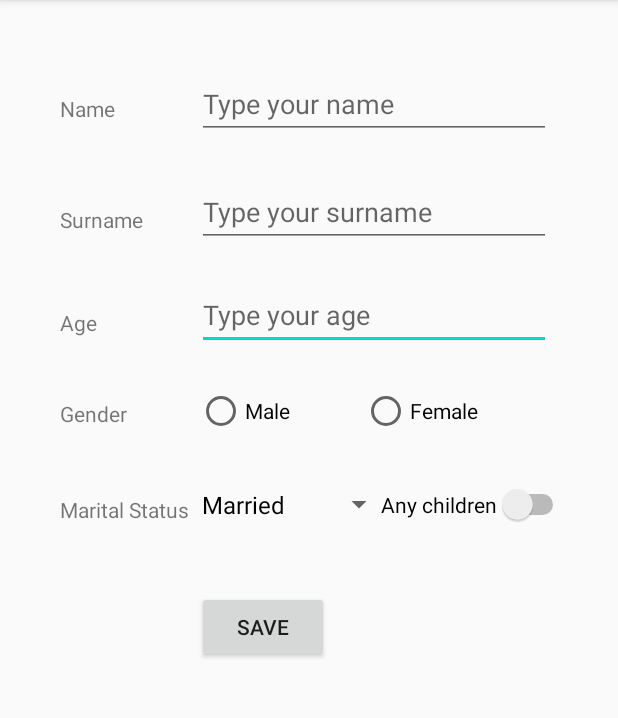
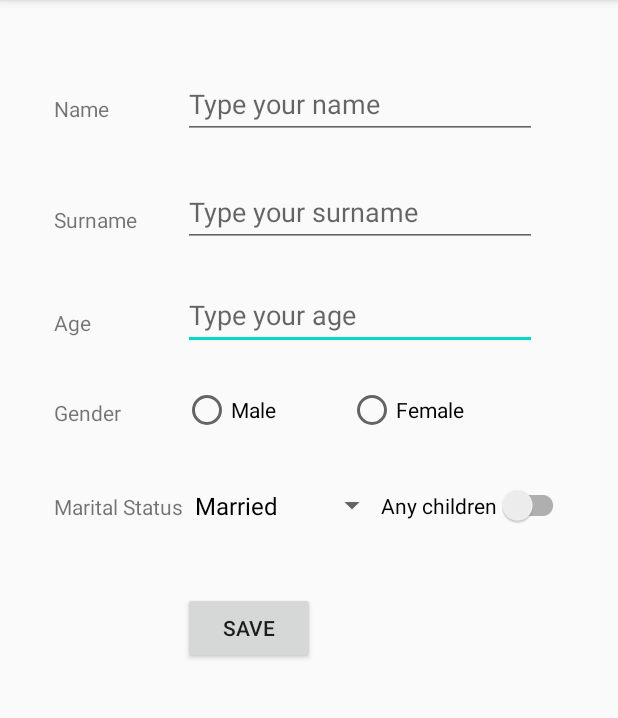
Before and after one commit to fesanmar/RegisterMe, an Android app: the screen it shows after launch (MainActivity), on a phone screen of 412 x 824 dp, the part 84-802 px from its top. Run offline under Robolectric (Android 15) with nearby library versions, the light colour scheme and no system bars.

Commit message:
Improve portrait layout and fix a warning

```diff
--- a/app/src/main/res/layout/activity_main.xml
+++ b/app/src/main/res/layout/activity_main.xml
@@ -77,8 +77,8 @@
         android:inputType="number"
         app:layout_constraintBottom_toBottomOf="parent"
         app:layout_constraintEnd_toEndOf="parent"
-        app:layout_constraintHorizontal_bias="0.747"
-        app:layout_constraintStart_toStartOf="parent"
+        app:layout_constraintHorizontal_bias="0.0"
+        app:layout_constraintStart_toStartOf="@+id/tfSurname"
         app:layout_constraintTop_toBottomOf="@+id/tfSurname"
         app:layout_constraintVertical_bias="0.041" />
 
@@ -86,8 +86,6 @@
         android:id="@+id/tfName"
         android:layout_width="236dp"
         android:layout_height="46dp"
-        android:layout_marginStart="32dp"
-        android:layout_marginLeft="32dp"
         android:autofillHints="Tu nombre"
         android:ems="10"
         android:hint="@string/edit_text_name_hint"
@@ -104,8 +102,6 @@
         android:id="@+id/tfSurname"
         android:layout_width="236dp"
         android:layout_height="46dp"
-        android:layout_marginStart="32dp"
-        android:layout_marginLeft="32dp"
         android:autofillHints=""
         android:ems="10"
         android:hint="@string/edit_text_surname_hint"
@@ -139,10 +135,10 @@
         android:orientation="horizontal"
         app:layout_constraintBottom_toBottomOf="parent"
         app:layout_constraintEnd_toEndOf="parent"
-        app:layout_constraintHorizontal_bias="0.748"
-        app:layout_constraintStart_toStartOf="parent"
+        app:layout_constraintHorizontal_bias="0.0"
+        app:layout_constraintStart_toStartOf="@+id/tfAge"
         app:layout_constraintTop_toBottomOf="@+id/tfAge"
-        app:layout_constraintVertical_bias="0.002">
+        app:layout_constraintVertical_bias="0.0">
 
         <RadioButton
             android:id="@+id/rbMale"
@@ -169,7 +165,7 @@
         app:layout_constraintHorizontal_bias="0.0"
         app:layout_constraintStart_toStartOf="@+id/textView5"
         app:layout_constraintTop_toTopOf="@+id/spMaritialStatus"
-        app:layout_constraintVertical_bias="0.629" />
+        app:layout_constraintVertical_bias="0.518" />
 
     <Spinner
         android:id="@+id/spMaritialStatus"
@@ -178,20 +174,20 @@
         android:minWidth="102dp"
         app:layout_constraintBottom_toBottomOf="parent"
         app:layout_constraintEnd_toEndOf="parent"
-        app:layout_constraintHorizontal_bias="0.461"
-        app:layout_constraintStart_toStartOf="parent"
+        app:layout_constraintHorizontal_bias="0.0"
+        app:layout_constraintStart_toStartOf="@+id/rgGender"
         app:layout_constraintTop_toBottomOf="@+id/rgGender"
-        app:layout_constraintVertical_bias="0.047" />
+        app:layout_constraintVertical_bias="0.05" />
 
-    <Switch
+    <androidx.appcompat.widget.SwitchCompat
         android:id="@+id/swChildren"
         android:layout_width="wrap_content"
         android:layout_height="46dp"
         android:text="@string/any_children_switch"
         app:layout_constraintBottom_toBottomOf="@+id/spMaritialStatus"
-        app:layout_constraintEnd_toEndOf="parent"
-        app:layout_constraintHorizontal_bias="0.794"
-        app:layout_constraintStart_toStartOf="@+id/spMaritialStatus"
+        app:layout_constraintEnd_toEndOf="@+id/rgGender"
+        app:layout_constraintHorizontal_bias="0.188"
+        app:layout_constraintStart_toEndOf="@+id/spMaritialStatus"
         app:layout_constraintTop_toTopOf="@+id/spMaritialStatus"
         app:layout_constraintVertical_bias="0.0" />
 
```
